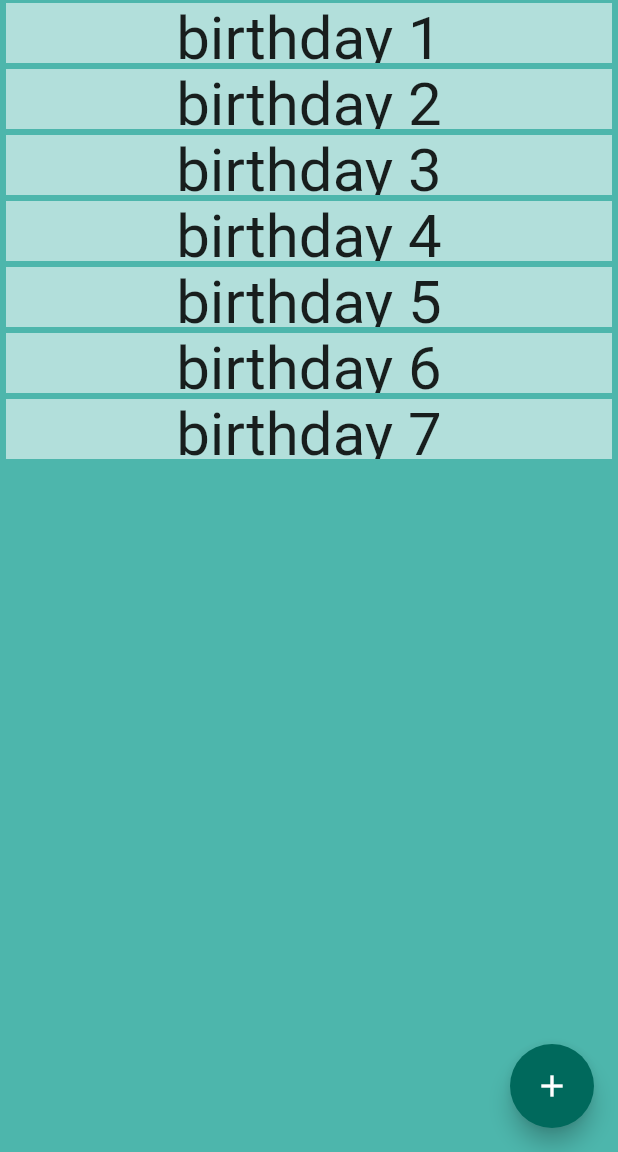
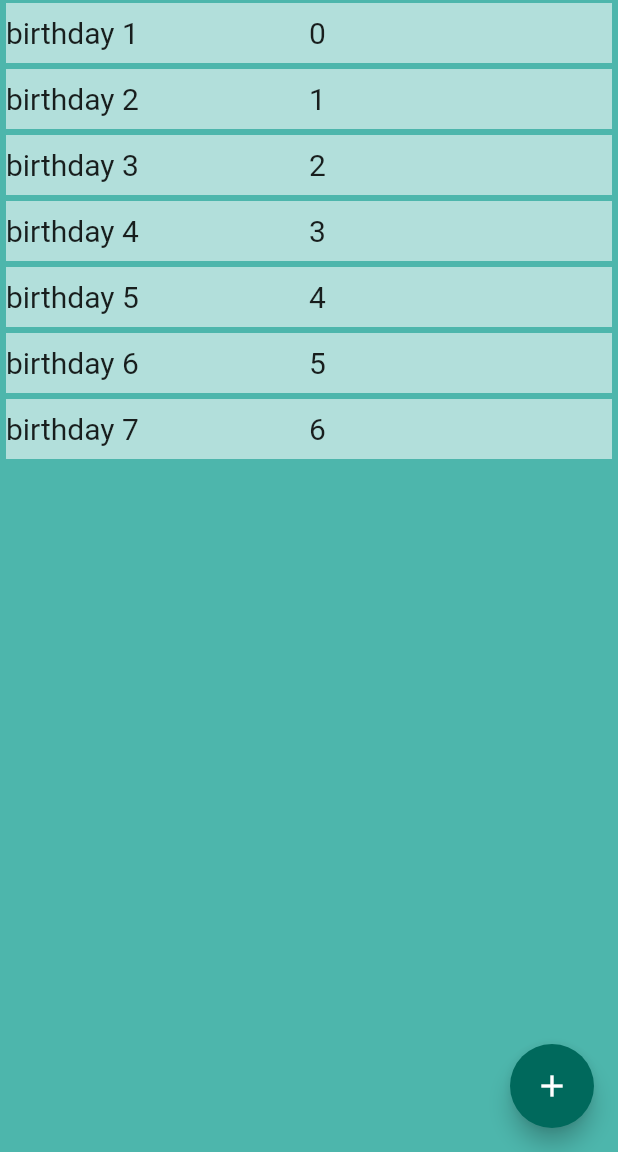
Before and after one commit to matt0681/Birthday-Reminder-App, a Flutter app: the screen it shows after launch, on a phone screen of 412 x 824 dp, the part 84-1236 px from its top. Run offline on Flutter 3.47's test engine with Material 2 defaults, Android fonts, the light colour scheme and no system bars; our stand-ins replace shared_preferences.

Commit message:
Added a shared preferences system to store birthday data.

```diff
--- a/lib/BirthdayEntrySquare.dart
+++ /dev/null
@@ -1,23 +0,0 @@
-import 'package:flutter/material.dart';
-
-class BirthdayEntrySquare extends StatelessWidget {
-  final String child;
-
-  BirthdayEntrySquare({required this.child});
-
-  @override
-  Widget build(BuildContext context) {
-    return Padding(
-      padding: const EdgeInsets.symmetric(vertical: 2.0, horizontal: 4),
-      child: Container(
-        height: 40,
-        color: Colors.teal[100],
-        child: Center(
-            child: Text(
-          child,
-          style: TextStyle(fontSize: 40),
-        )),
-      ),
-    );
-  }
-}
--- /dev/null
+++ b/lib/birthday_entry_square.dart
@@ -0,0 +1,35 @@
+import 'package:flutter/material.dart';
+import 'package:shared_preferences/shared_preferences.dart';
+
+class birthday_entry_square extends StatelessWidget {
+  final String nameChild;
+  final int birthdayChild;
+
+  birthday_entry_square({required this.nameChild, required this.birthdayChild});
+
+  @override
+  Widget build(BuildContext context) {
+    return Padding(
+      padding: const EdgeInsets.symmetric(vertical: 2.0, horizontal: 4),
+      child: Container(
+        height: 40,
+        color: Colors.teal[100],
+        child: Row(
+          children: [
+            Expanded(
+                child: Text(
+              nameChild,
+              style: TextStyle(fontSize: 20),
+            )),
+            Expanded(
+              child: Text(
+                birthdayChild.toString(),
+                style: TextStyle(fontSize: 20),
+              ),
+            )
+          ],
+        ),
+      ),
+    );
+  }
+}
--- a/pubspec.yaml
+++ b/pubspec.yaml
@@ -29,6 +29,7 @@ environment:
 dependencies:
   flutter:
     sdk: flutter
+  shared_preferences:
 
 
   # The following adds the Cupertino Icons font to your application.
```
Also changed, not shown: lib/main.dart (+46 -46 lines), pubspec.lock, 1 other file.
